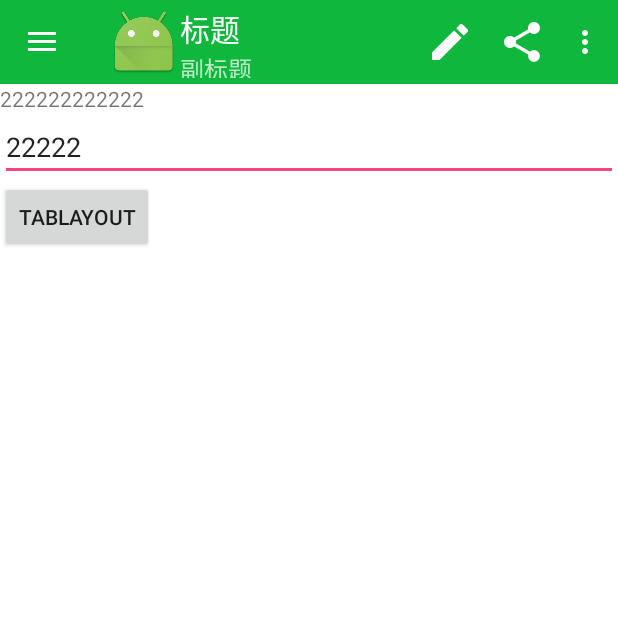
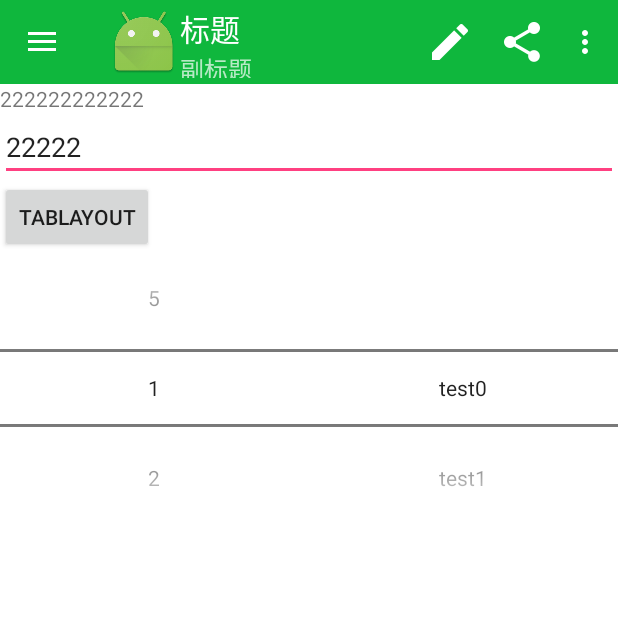
Before and after one commit to akingyin1987/DesignSupportLibraryDemo, an Android app: the screen it shows after launch (MainActivity), on a phone screen of 412 x 824 dp, the top half of it. Run offline under Robolectric (Android 15) with nearby library versions, the phone set to English and light mode, and no system bars.

Commit message:
android MD 风格学习

```diff
--- a/app/build.gradle
+++ b/app/build.gradle
@@ -1,7 +1,7 @@
 apply plugin: 'com.android.application'
 
 android {
-    compileSdkVersion 23
+    compileSdkVersion 22
     buildToolsVersion "23.0.1"
     lintOptions {
         abortOnError false
--- a/app/src/main/java/com/md/designsupportlibrarydemo/FramentButton.java
+++ b/app/src/main/java/com/md/designsupportlibrarydemo/FramentButton.java
@@ -7,6 +7,9 @@ import android.support.v4.app.Fragment;
 import android.view.LayoutInflater;
 import android.view.View;
 import android.view.ViewGroup;
+import android.widget.NumberPicker;
+
+import java.util.Random;
 
 /**
  * Created by Administrator on 2015/9/19.
@@ -21,21 +24,110 @@ public class FramentButton  extends Fragment {
 
     public   View   view;
 
+    public NumberPicker   npone,nptow;
 
+
+    public   String[]   npstr = {"1","2","3","4","5"};
+    public   String[]   emptystr = new String[]{};
+    public   String[]   nptown;
 
     @Nullable
     @Override
     public View onCreateView(LayoutInflater inflater, ViewGroup container, Bundle savedInstanceState) {
        if(null == view){
            view = inflater.inflate(R.layout.frament_btn_edit, container, false);
-           view.findViewById(R.id.btn_tablayout).setOnClickListener(new View.OnClickListener() {
+           npone = (NumberPicker)view.findViewById(R.id.np_one);
+           npone.setMinValue(0);
+           npone.setMaxValue(npstr.length - 1);
+           npone.setDisplayedValues(npstr);
+           nptow = (NumberPicker)view.findViewById(R.id.np_tow);
+           String[] strings = getValue();
+
+           if(nptow.getMaxValue() < strings.length && nptow.getMaxValue()>0){
+               //    nptow.setValue(0);
+               nptow.setWrapSelectorWheel(false);
+               nptow.setDisplayedValues(strings);
+               nptow.setMaxValue(strings.length - 1 < 0 ? 0 : strings.length - 1);
+           }else{
+               //    nptow.setValue(0);
+               nptow.setWrapSelectorWheel(false);
+               nptow.setMaxValue(strings.length - 1 < 0 ? 0 : strings.length - 1);
+               nptow.setDisplayedValues(strings);
+           }
+           npone.setOnValueChangedListener(new NumberPicker.OnValueChangeListener() {
                @Override
-               public void onClick(View view) {
-                   Intent   intent  =  new Intent(getActivity(),TabLayoutActivity.class);
-                   startActivity(intent);
+               public void onValueChange(NumberPicker numberPicker, int i, int i1) {
+
+                   String[] strings = getValue();
+                   int maxV = nptow.getMaxValue();
+                   if(strings.length-1>maxV){
+                     nptow.setMinValue(0);
+                       nptow.setValue(0);
+                       nptow.setDisplayedValues(strings);
+                       nptow.setMaxValue(strings.length-1);
+                   }else{
+                       nptow.setMinValue(0);
+                       nptow.setValue(0);
+
+                       nptow.setMaxValue(strings.length-1);
+                       nptow.setDisplayedValues(strings);
+                   }
+//                   if(nptow.getMaxValue() <= strings.length && nptow.getMaxValue()>0 ){
+//
+//                      nptow.setWrapSelectorWheel(strings.length>=2);
+//                       nptow.setDisplayedValues(strings);
+//                       nptow.setMaxValue(strings.length - 1 <= 0 ? 0 : strings.length - 1);
+//
+//                   }else{
+//
+//                       nptow.setWrapSelectorWheel(strings.length<2);
+//                       System.out.println("value=" + nptow.getValue()+":"+strings.length);
+//                      System.out.println(nptow.getDisplayedValues().length + ":" + nptow.getMaxValue());
+//
+//                       nptow.setMaxValue(strings.length - 1 <= 0 ? 0 : strings.length - 1);
+//                       nptow.setDisplayedValues(strings);
+//
+//                   }
+
                }
-           });
-       }
-        return view;
+                                           }
+
+           );
+           view.findViewById(R.id.btn_tablayout).
+
+                   setOnClickListener(new View.OnClickListener() {
+                                          @Override
+                                          public void onClick(View view) {
+                                              Intent intent = new Intent(getActivity(), TabLayoutActivity.class);
+                                              startActivity(intent);
+                                          }
+                                      }
+
+                   );
+           }
+           return view;
+    }
+
+    public   String[]  getValue(){
+        Random  random  = new Random();
+        int   length = random.nextInt(50);
+        String[]   str = new String[length];
+        for(int i=0;i<length;i++){
+            str[i]="test"+i;
+        }
+        if(str.length==0){
+            str = new String[]{"无"};
+        }
+
+        return  str;
+    }
+
+    private int getWrappedSelectorIndex(int selectorIndex,int mMaxValue,int mMinValue) {
+        if (selectorIndex > mMaxValue) {
+            return mMinValue + (selectorIndex - mMaxValue) % (mMaxValue - mMinValue) - 1;
+        } else if (selectorIndex < mMinValue) {
+            return mMaxValue - (mMinValue - selectorIndex) % (mMaxValue - mMinValue) + 1;
+        }
+        return selectorIndex;
     }
 }
--- a/app/src/main/java/com/md/designsupportlibrarydemo/TabFrament.java
+++ b/app/src/main/java/com/md/designsupportlibrarydemo/TabFrament.java
@@ -1,15 +1,13 @@
 package com.md.designsupportlibrarydemo;
 
-import android.os.Build;
 import android.os.Bundle;
-import android.support.annotation.Nullable;
+
 import android.support.v4.app.Fragment;
 import android.view.LayoutInflater;
 import android.view.View;
 import android.view.ViewGroup;
 import android.widget.TextView;
 
-import org.w3c.dom.Text;
 
 /**
  * Created by Administrator on 2015/10/5.
@@ -36,7 +34,7 @@ public class TabFrament  extends Fragment {
 
     }
 
-    @Nullable
+
     @Override
     public View onCreateView(LayoutInflater inflater, ViewGroup container, Bundle savedInstanceState) {
         View  view  =  inflater.inflate(R.layout.tablayout_frament,container,false);
--- a/app/src/main/res/layout/frament_btn_edit.xml
+++ b/app/src/main/res/layout/frament_btn_edit.xml
@@ -20,4 +20,21 @@
         android:layout_height="wrap_content"
         android:id="@+id/btn_tablayout"
         android:text="TabLayout"/>
+
+    <LinearLayout
+        android:layout_width="fill_parent"
+        android:layout_height="wrap_content"
+        android:orientation="horizontal">
+        <NumberPicker
+            android:layout_width="0dp"
+            android:layout_weight="1"
+            android:layout_height="wrap_content"
+            android:id="@+id/np_one"></NumberPicker>
+        <NumberPicker
+            android:layout_width="0dp"
+            android:layout_weight="1"
+            android:layout_height="wrap_content"
+            android:id="@+id/np_tow"></NumberPicker>
+    </LinearLayout>
+
 </LinearLayout>
--- a/app/src/main/res/layout/tablayout_activity.xml
+++ b/app/src/main/res/layout/tablayout_activity.xml
@@ -47,6 +47,9 @@
         android:id="@+id/vp"
         android:layout_below="@+id/tabs"
         android:layout_width="match_parent"
+        app:layout_scrollFlags="scroll|enterAlways"
+
+        app:layout_behavior="@string/appbar_scrolling_view_behavior"
         android:layout_height="match_parent" />
 
 </android.support.design.widget.CoordinatorLayout>
```
Also changed, not shown: 1 other file.
